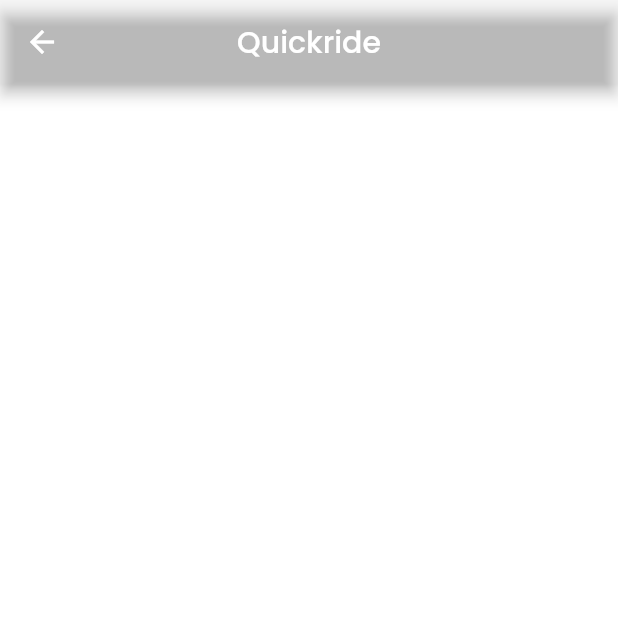
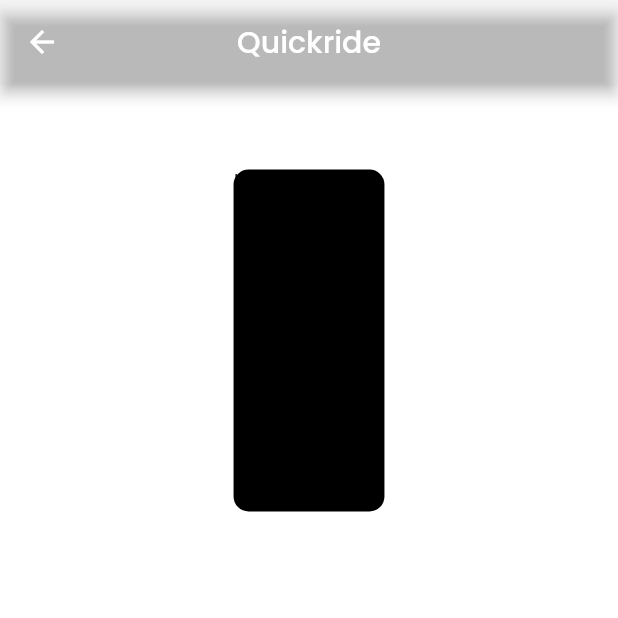
Before and after one commit to aminhaiqal/Quickride, a Flutter app: the Homepage screen opened by its route, on a phone screen of 412 x 824 dp, the top half of it. Run offline on Flutter 3.47's test engine with Material 2 defaults, Android fonts, the phone set to English and light mode, and no system bars; our stand-ins replace cloud_firestore, firebase_auth, firebase_core, firebase_storage, google_fonts, google_sign_in and 3 more; missing offline and left inert: flutter_facebook_auth; accounts and stored records are empty; network calls fail.

Commit message:
added child widget

```diff
--- a/quickride/lib/src/features/ride-booking/view/homepage_view.dart
+++ b/quickride/lib/src/features/ride-booking/view/homepage_view.dart
@@ -1,6 +1,7 @@
 import 'package:flutter/material.dart';
 import 'package:provider/provider.dart';
 import '../viewmodel/booking_viewmodel.dart' show BookingViewModel;
+import '../widgets/location_search.dart' show LocationSearch;
 
 class Homepage extends StatelessWidget {
   const Homepage({Key? key}) : super(key: key);
@@ -15,7 +16,7 @@ class Homepage extends StatelessWidget {
           child: Center(
             child: Column(
               children: <Widget>[
-                // Search Function
+                LocationSearch(),
                 // Closest Driver
                 // Service Type
                 // Available Drivers
--- /dev/null
+++ b/quickride/lib/src/features/ride-booking/widgets/location_search.dart
@@ -0,0 +1,18 @@
+import 'package:flutter/material.dart';
+
+class LocationSearch extends StatelessWidget {
+  const LocationSearch({Key? key}) : super(key: key);
+
+  @override
+  Widget build(BuildContext context) {
+    return Container(
+      height: 228,
+      decoration: BoxDecoration(color: Colors.black, borderRadius: BorderRadius.circular(10)),
+      child: Column(
+        children: const [
+          Text('Location Search')
+        ],
+      ),
+    );
+  }
+}
```
Also changed, not shown: quickride/lib/src/features/ride-booking/widgets/search.dart (deleted).
